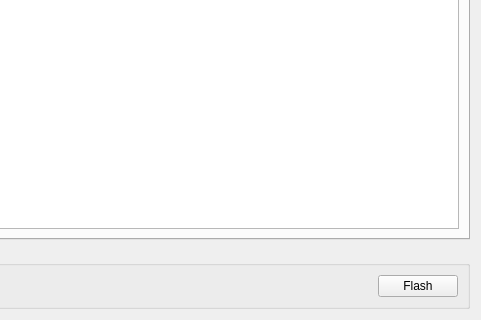
First picture: the form in pages/pageespprog.ui, repository vedderb/vesc_tool, before the edit; both pictures show x 414 to 895 and y 147 to 467 of the 895 by 467 pixel window.
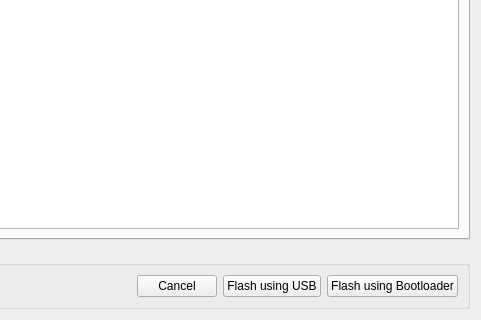
Second picture: the form after the edit. Icons and pictures are not drawn. Custom widgets are drawn as their Qt base class.

Commit message: ESP prog bootloader support

What changed in the file:
```diff
--- a/pages/pageespprog.ui
+++ b/pages/pageespprog.ui
@@ -263,10 +263,17 @@
           </property>
          </widget>
         </item>
+        <item>
+         <widget class="QPushButton" name="cancelButton">
+          <property name="text">
+           <string>Cancel</string>
+          </property>
+         </widget>
+        </item>
         <item>
          <widget class="QPushButton" name="flashButton">
           <property name="text">
-           <string>Flash</string>
+           <string>Flash using USB</string>
           </property>
           <property name="icon">
            <iconset resource="../res.qrc">
@@ -274,6 +281,16 @@
           </property>
          </widget>
         </item>
+        <item>
+         <widget class="QPushButton" name="flashBlButton">
+          <property name="toolTip">
+           <string>Flash using the bootloader. Requires that the vesc-firmware alredy is present.</string>
+          </property>
+          <property name="text">
+           <string>Flash using Bootloader</string>
+          </property>
+         </widget>
+        </item>
        </layout>
       </item>
      </layout>
```
The commit also changes 6 other files.
